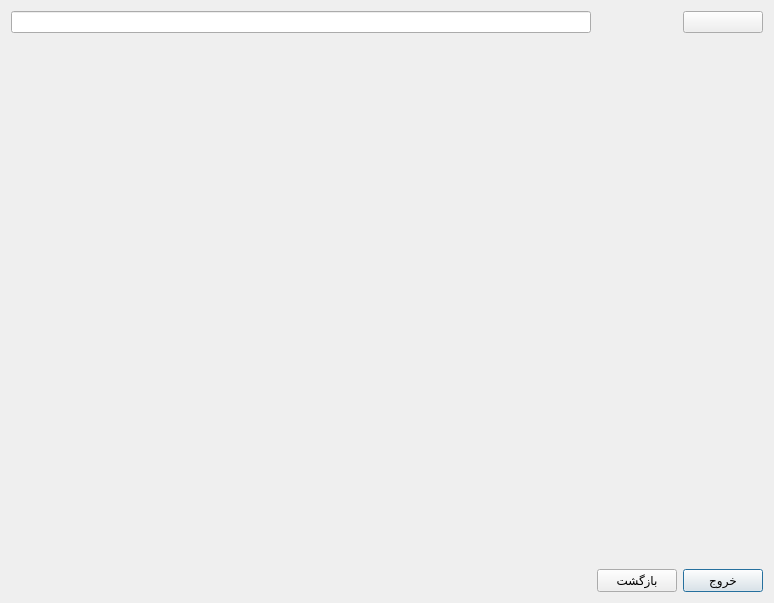
This is searchdialog.ui in Alireza8hi/Project-DigiKala as Qt 5 draws it before an edit. The edited form follows.
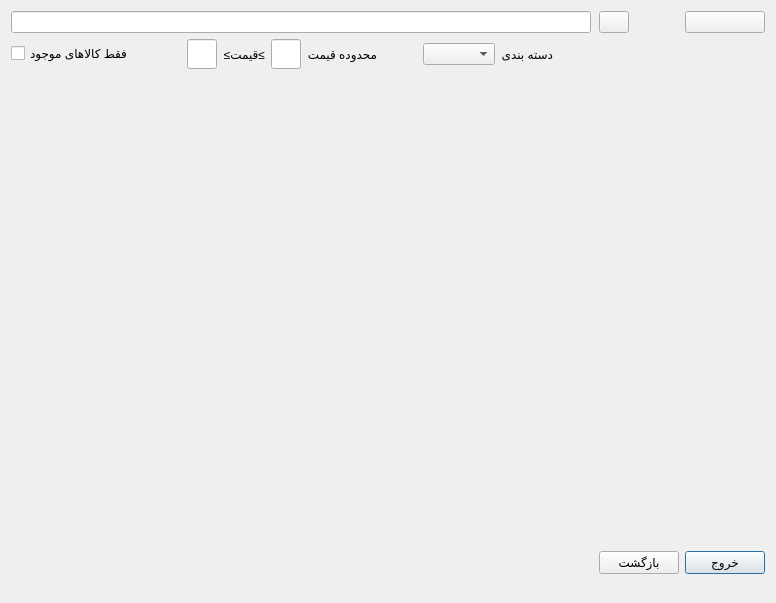
This is the edited form. Icons and pictures are not drawn.

```diff
--- a/searchdialog.ui
+++ b/searchdialog.ui
@@ -6,7 +6,7 @@
    <rect>
     <x>0</x>
     <y>0</y>
-    <width>700</width>
+    <width>776</width>
     <height>603</height>
    </rect>
   </property>
@@ -14,26 +14,176 @@
    <string>Dialog</string>
   </property>
   <layout class="QGridLayout" name="gridLayout">
-   <item row="1" column="2">
-    <spacer name="verticalSpacer_2">
-     <property name="orientation">
-      <enum>Qt::Vertical</enum>
-     </property>
-     <property name="sizeHint" stdset="0">
-      <size>
-       <width>20</width>
-       <height>40</height>
-      </size>
-     </property>
-    </spacer>
-   </item>
-   <item row="2" column="2">
+   <item row="5" column="2">
     <widget class="QPushButton" name="ExitBtn">
      <property name="text">
       <string>خروج</string>
      </property>
     </widget>
    </item>
+   <item row="0" column="0">
+    <widget class="QLineEdit" name="SearcLe">
+     <property name="minimumSize">
+      <size>
+       <width>580</width>
+       <height>0</height>
+      </size>
+     </property>
+     <property name="maximumSize">
+      <size>
+       <width>580</width>
+       <height>16777215</height>
+      </size>
+     </property>
+    </widget>
+   </item>
+   <item row="5" column="1">
+    <widget class="QPushButton" name="ReturnBtn">
+     <property name="text">
+      <string>بازگشت</string>
+     </property>
+    </widget>
+   </item>
+   <item row="1" column="0" rowspan="2">
+    <layout class="QGridLayout" name="gridLayout_2">
+     <item row="1" column="2">
+      <layout class="QHBoxLayout" name="horizontalLayout">
+       <item>
+        <widget class="QLineEdit" name="MinPriceLE">
+         <property name="minimumSize">
+          <size>
+           <width>30</width>
+           <height>30</height>
+          </size>
+         </property>
+         <property name="maximumSize">
+          <size>
+           <width>30</width>
+           <height>30</height>
+          </size>
+         </property>
+        </widget>
+       </item>
+       <item>
+        <widget class="QLabel" name="label_2">
+         <property name="minimumSize">
+          <size>
+           <width>0</width>
+           <height>30</height>
+          </size>
+         </property>
+         <property name="maximumSize">
+          <size>
+           <width>58</width>
+           <height>30</height>
+          </size>
+         </property>
+         <property name="text">
+          <string>≥قیمت≥</string>
+         </property>
+        </widget>
+       </item>
+       <item>
+        <widget class="QLineEdit" name="MaxPriceLE">
+         <property name="minimumSize">
+          <size>
+           <width>30</width>
+           <height>30</height>
+          </size>
+         </property>
+         <property name="maximumSize">
+          <size>
+           <width>30</width>
+           <height>30</height>
+          </size>
+         </property>
+        </widget>
+       </item>
+       <item>
+        <widget class="QLabel" name="label">
+         <property name="minimumSize">
+          <size>
+           <width>0</width>
+           <height>30</height>
+          </size>
+         </property>
+         <property name="maximumSize">
+          <size>
+           <width>89</width>
+           <height>30</height>
+          </size>
+         </property>
+         <property name="text">
+          <string>محدوده قیمت</string>
+         </property>
+        </widget>
+       </item>
+       <item>
+        <spacer name="horizontalSpacer_2">
+         <property name="orientation">
+          <enum>Qt::Horizontal</enum>
+         </property>
+         <property name="sizeHint" stdset="0">
+          <size>
+           <width>40</width>
+           <height>20</height>
+          </size>
+         </property>
+        </spacer>
+       </item>
+       <item>
+        <widget class="QComboBox" name="CategoryCombo"/>
+       </item>
+       <item>
+        <widget class="QLabel" name="label_3">
+         <property name="text">
+          <string>دسته بندی</string>
+         </property>
+        </widget>
+       </item>
+       <item>
+        <spacer name="horizontalSpacer">
+         <property name="orientation">
+          <enum>Qt::Horizontal</enum>
+         </property>
+         <property name="sizeHint" stdset="0">
+          <size>
+           <width>40</width>
+           <height>20</height>
+          </size>
+         </property>
+        </spacer>
+       </item>
+      </layout>
+     </item>
+     <item row="1" column="0">
+      <widget class="QCheckBox" name="InStockCB">
+       <property name="maximumSize">
+        <size>
+         <width>155</width>
+         <height>16777215</height>
+        </size>
+       </property>
+       <property name="text">
+        <string>فقط کالاهای موجود</string>
+       </property>
+      </widget>
+     </item>
+     <item row="1" column="1">
+      <spacer name="horizontalSpacer_3">
+       <property name="orientation">
+        <enum>Qt::Horizontal</enum>
+       </property>
+       <property name="sizeHint" stdset="0">
+        <size>
+         <width>40</width>
+         <height>20</height>
+        </size>
+       </property>
+      </spacer>
+     </item>
+    </layout>
+   </item>
    <item row="0" column="2">
     <widget class="QPushButton" name="SearchBtn">
      <property name="minimumSize">
@@ -57,27 +207,59 @@
      </property>
     </widget>
    </item>
-   <item row="2" column="1">
-    <widget class="QPushButton" name="ReturnBtn">
-     <property name="text">
-      <string>بازگشت</string>
+   <item row="5" column="0">
+    <spacer name="verticalSpacer">
+     <property name="orientation">
+      <enum>Qt::Vertical</enum>
      </property>
-    </widget>
+     <property name="sizeType">
+      <enum>QSizePolicy::Preferred</enum>
+     </property>
+     <property name="sizeHint" stdset="0">
+      <size>
+       <width>20</width>
+       <height>500</height>
+      </size>
+     </property>
+    </spacer>
    </item>
-   <item row="0" column="0">
-    <widget class="QLineEdit" name="SearcLe">
+   <item row="4" column="2">
+    <spacer name="verticalSpacer_2">
+     <property name="orientation">
+      <enum>Qt::Vertical</enum>
+     </property>
+     <property name="sizeType">
+      <enum>QSizePolicy::Preferred</enum>
+     </property>
+     <property name="sizeHint" stdset="0">
+      <size>
+       <width>20</width>
+       <height>900</height>
+      </size>
+     </property>
+    </spacer>
+   </item>
+   <item row="0" column="1">
+    <widget class="QPushButton" name="ShowOptionsBtn">
      <property name="minimumSize">
       <size>
-       <width>580</width>
+       <width>30</width>
        <height>0</height>
       </size>
      </property>
      <property name="maximumSize">
       <size>
-       <width>580</width>
+       <width>30</width>
        <height>16777215</height>
       </size>
      </property>
+     <property name="text">
+      <string/>
+     </property>
+     <property name="icon">
+      <iconset resource="icons.qrc">
+       <normaloff>:/Icons/Icons/icon-gears-14.jpg</normaloff>:/Icons/Icons/icon-gears-14.jpg</iconset>
+     </property>
     </widget>
    </item>
   </layout>
```
